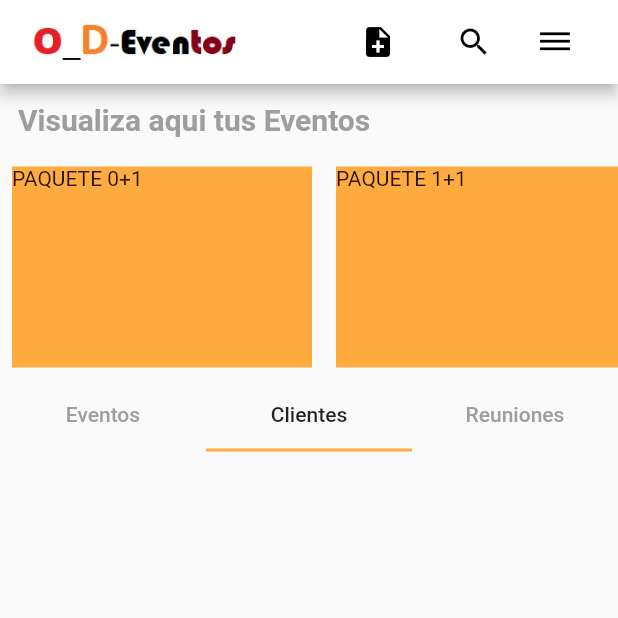
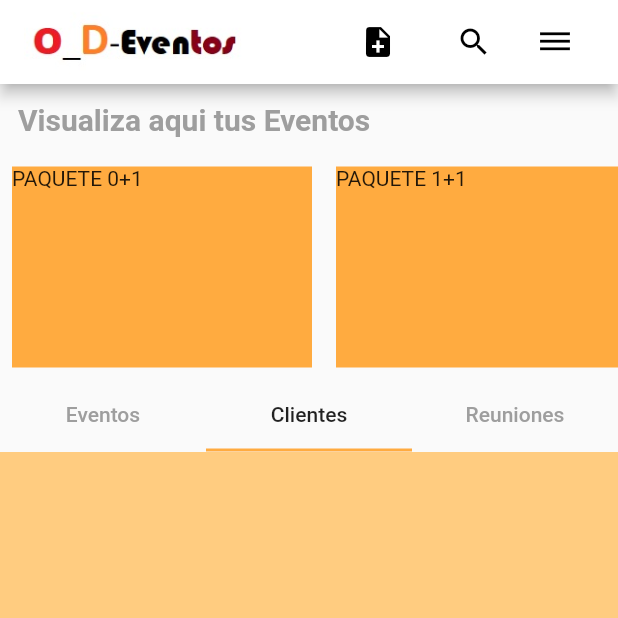
Before and after one commit to RousNoe/orgEventosFlutter, a Flutter app: the screen it shows after launch, on a phone screen of 412 x 824 dp, the top half of it. Run offline on Flutter 3.47's test engine with Material 2 defaults, Android fonts, the phone set to English and light mode, and no system bars.

Commit message:
tabs para adicionar botones

```diff
--- a/lib/main.dart
+++ b/lib/main.dart
@@ -69,7 +69,7 @@ class Eventos extends StatelessWidget {
               height: 150.0,
               child: ListView.builder(
                 scrollDirection: Axis.horizontal,
-              itemBuilder: (context, position){
+                itemBuilder: (context, position) {
                   return Padding(
                     padding: const EdgeInsets.all(8.0),
                     child: Container(
@@ -85,18 +85,50 @@ class Eventos extends StatelessWidget {
             DefaultTabController(
               length: 3,
               initialIndex: 1,
-            child: TabBar(
+              child: Expanded(
+                child: Column(
+                  children: <Widget>[
+                    TabBar(
                       unselectedLabelColor: Colors.grey,
                       indicatorColor: Colors.orangeAccent,
-              tabs:[
-                Tab(text: "Eventos",),
-                Tab(text: "Clientes",),
-                Tab(text: "Reuniones",),
+                      tabs: [
+                        Tab(
+                          text: "Eventos",
+                        ),
+                        Tab(
+                          text: "Clientes",
+                        ),
+                        Tab(
+                          text: "Reuniones",
+                        ),
+                      ],
+                    ),
+                    Expanded(
+                      child: TabBarView(
+                        children: [
+                          GridView.builder(
+                              gridDelegate: SliverGridDelegateWithFixedCrossAxisCount(crossAxisCount: 2),
+                              itemBuilder: (context, position) {
+                                return Padding(
+                                  padding: const EdgeInsets.all(8.0),
+                                  child: Container(
+                                    width: 200.0,
+                                    height: 150.0,
+                                    color: Colors.orangeAccent[200],
+                                    child: Text("Datos Cliente $position"),
+                                  ),
+                                );
+                              }),
+                          Container(color: Colors.orange[200]),
+                          Container(color: Colors.orange[100]),
                         ],
                       ),
                     ),
                   ],
-          )
-      );
+                ),
+              ),
+            ),
+          ],
+        ));
   }
 }
```
Lines whose indentation alone changed are shown as unchanged.
